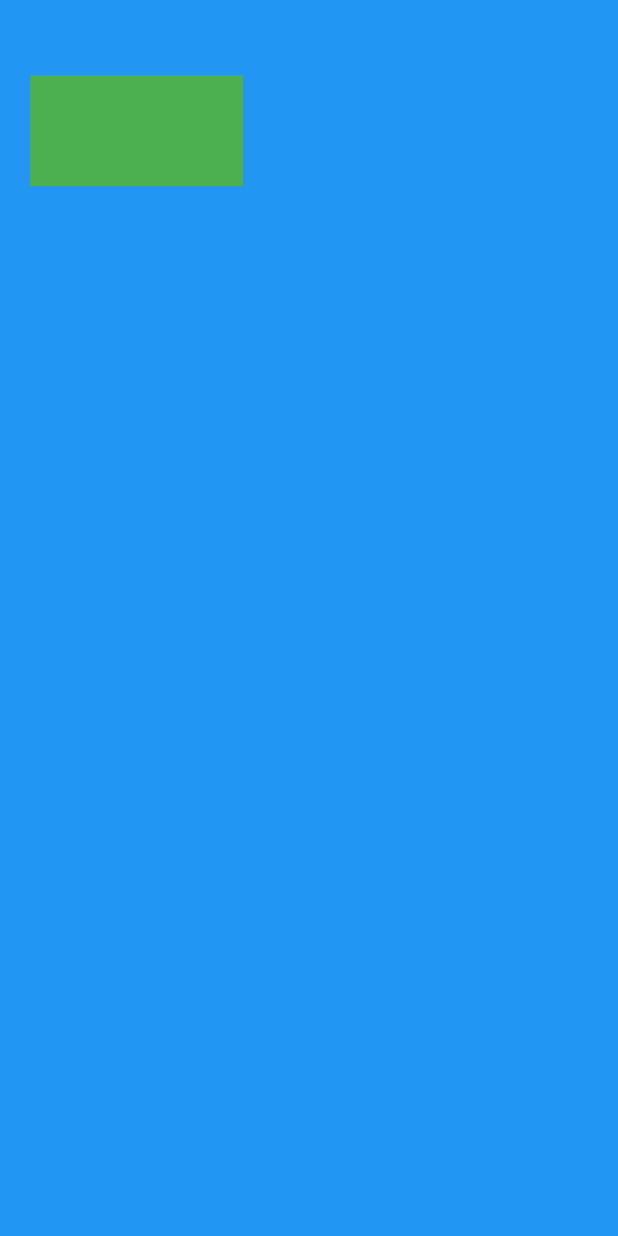
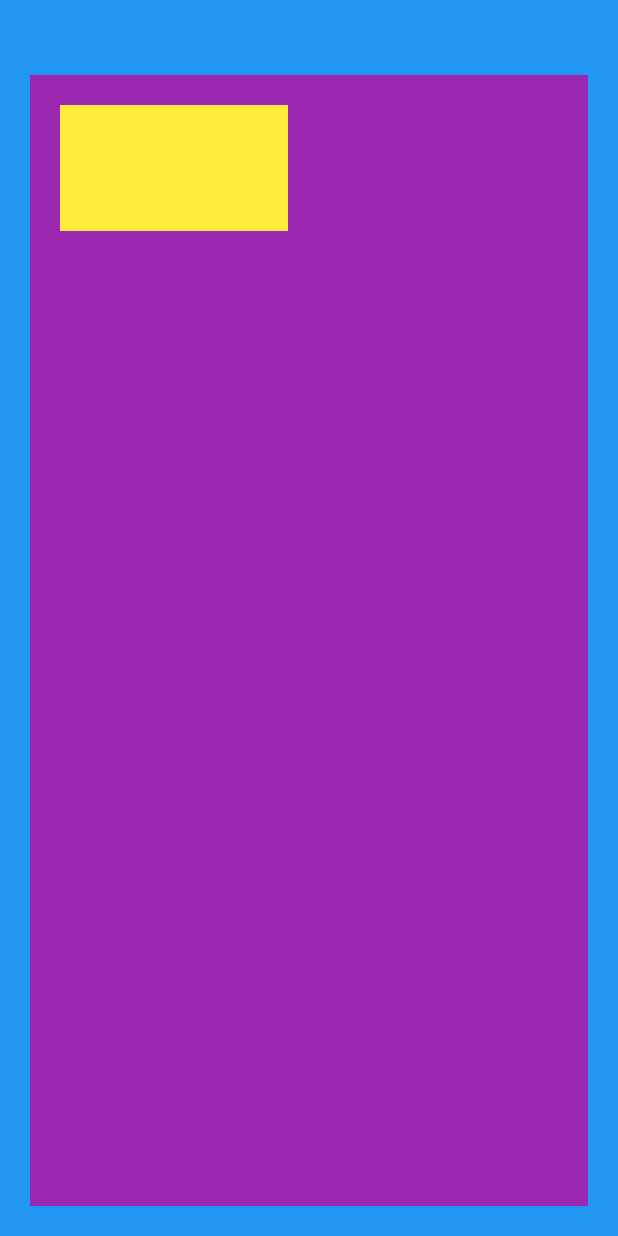
Before and after one commit to KiranJoshi-Flutter/training_class, a Flutter app: the screen it shows after launch, on a phone screen of 412 x 824 dp. Run offline on Flutter 3.47's test engine with Material 2 defaults, Android fonts, the phone set to English and light mode, and no system bars.

Commit message:
Class 3 -> Nested Container - 3 or more Container

```diff
--- a/lib/main.dart
+++ b/lib/main.dart
@@ -15,11 +15,20 @@ class MyApp extends StatelessWidget {
         padding: EdgeInsets.only(
           left: 20.0,
           top: 50.0,
-          right: 250.0,
-          bottom: 700.0,
+          right: 20.0,
+          bottom: 20.0,
         ),
         child: Container(
-          color: Colors.green,
+          color: Colors.purple,
+          padding: EdgeInsets.only(
+            left: 20,
+            top: 20.0,
+            right: 200.0,
+            bottom: 650.0,
+          ),
+          child: Container(
+            color: Colors.yellow,
+          ),
         ),
       ),
     );
```
